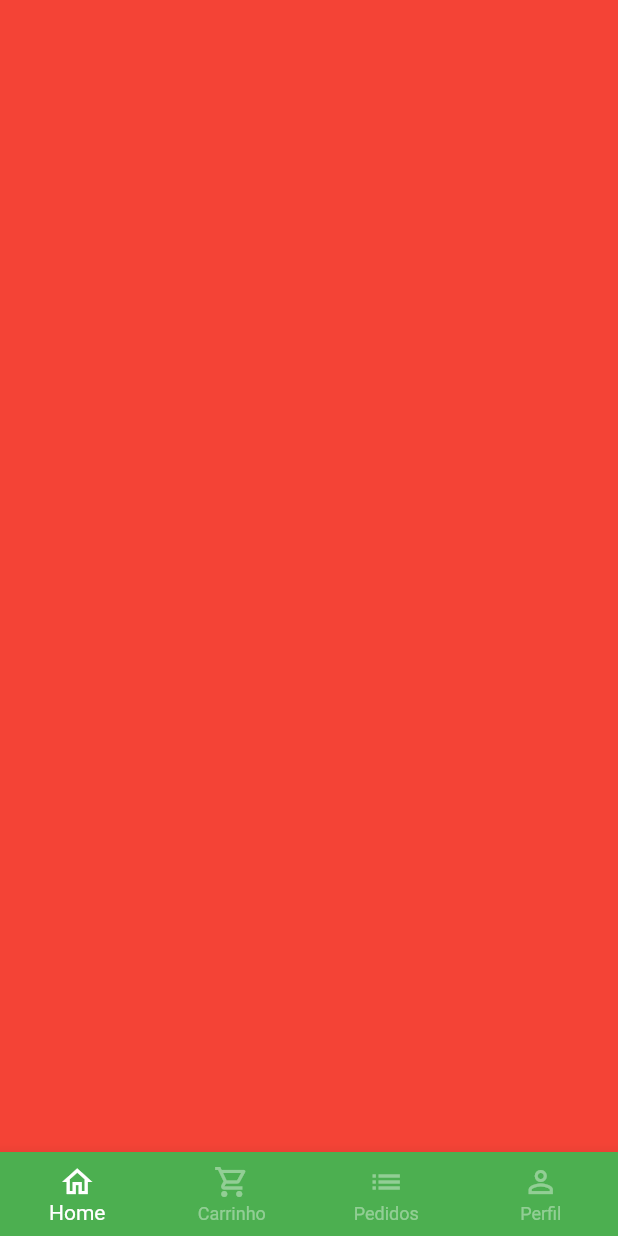
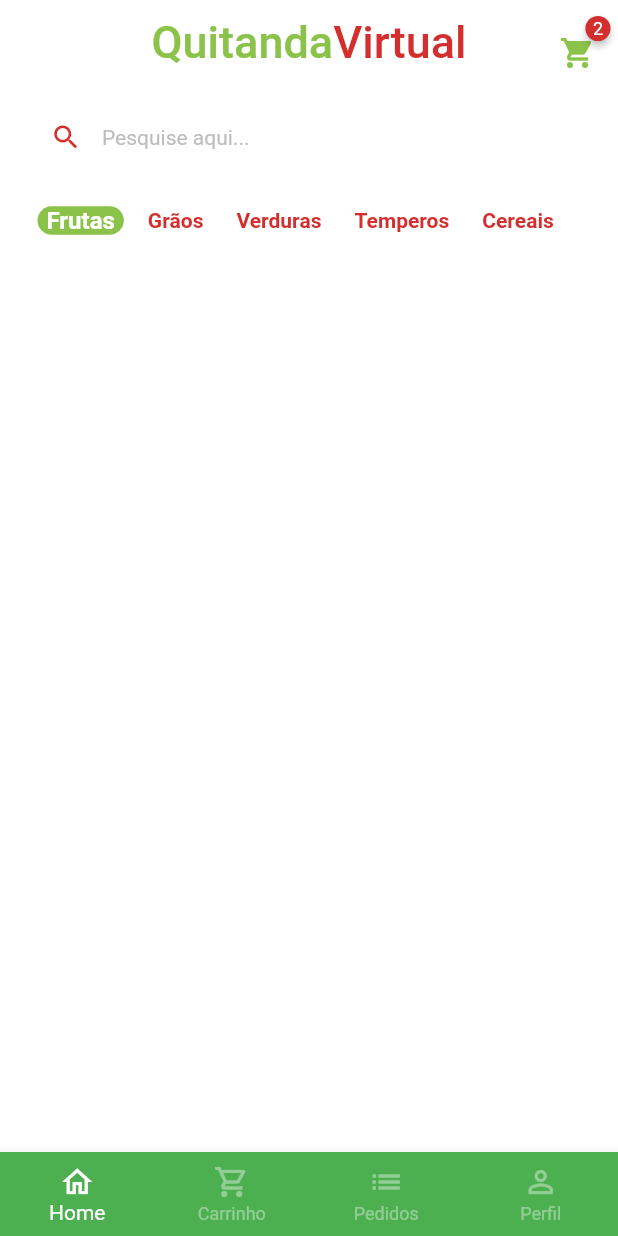
Before and after one commit to arlindogarcia/quitanta_flutter, a Flutter app: the BaseScreen screen opened directly, on a phone screen of 412 x 824 dp. Run offline on Flutter 3.47's test engine with Material 2 defaults, Android fonts, the light colour scheme and no system bars; drawn by our look-alikes of badges; our stand-ins replace animated_text_kit, mask_text_input_formatter; statements that could not run were skipped.

Commit message:
Feat: top menu base, campo pesquisa e categorias

```diff
--- a/lib/main.dart
+++ b/lib/main.dart
@@ -15,6 +15,7 @@
       title: 'Flutter Demo',
       theme: ThemeData(
         primarySwatch: Colors.green,
+        scaffoldBackgroundColor: Colors.white.withAlpha(190),
       ),
       debugShowCheckedModeBanner: false,
       home: const SignInScreen(),
--- /dev/null
+++ b/lib/src/models/item_model.dart
@@ -0,0 +1,15 @@
+class ItemModel {
+  String itemName;
+  String imageUrl;
+  String unit;
+  double price;
+  String description;
+
+  ItemModel({
+    required this.itemName,
+    required this.imageUrl,
+    required this.unit,
+    required this.price,
+    required this.description,
+  });
+}
--- a/lib/src/auth/sign_in_screen.dart
+++ b/lib/src/pages/auth/sign_in_screen.dart
@@ -1,9 +1,9 @@
 import 'package:animated_text_kit/animated_text_kit.dart';
 import 'package:flutter/material.dart';
-import 'package:quitanta_flutter/src/auth/components/custom_text_field.dart';
-import 'package:quitanta_flutter/src/auth/sign_up_screen.dart';
-import 'package:quitanta_flutter/src/base/base_screen.dart';
 import 'package:quitanta_flutter/src/config/custom_colors.dart';
+import 'package:quitanta_flutter/src/pages/auth/components/custom_text_field.dart';
+import 'package:quitanta_flutter/src/pages/auth/sign_up_screen.dart';
+import 'package:quitanta_flutter/src/pages/base/base_screen.dart';
 
 class SignInScreen extends StatelessWidget {
   const SignInScreen({Key? key}) : super(key: key);
--- a/lib/src/auth/sign_up_screen.dart
+++ b/lib/src/pages/auth/sign_up_screen.dart
@@ -1,7 +1,7 @@
 import 'package:flutter/material.dart';
 import 'package:mask_text_input_formatter/mask_text_input_formatter.dart';
-import 'package:quitanta_flutter/src/auth/components/custom_text_field.dart';
 import 'package:quitanta_flutter/src/config/custom_colors.dart';
+import 'package:quitanta_flutter/src/pages/auth/components/custom_text_field.dart';
 
 class SignUpScreen extends StatelessWidget {
   SignUpScreen({Key? key}) : super(key: key);
--- a/lib/src/base/base_screen.dart
+++ b/lib/src/pages/base/base_screen.dart
@@ -1,4 +1,5 @@
 import 'package:flutter/material.dart';
+import 'package:quitanta_flutter/src/pages/home/home_tab.dart';
 
 class BaseScreen extends StatefulWidget {
   const BaseScreen({Key? key}) : super(key: key);
@@ -18,7 +19,7 @@
         physics: const NeverScrollableScrollPhysics(),
         controller: pageConttroller,
         children: [
-          Container(color: Colors.red),
+          HomeTab(),
           Container(color: Colors.yellow),
           Container(color: Colors.blue),
           Container(color: Colors.purple),
--- /dev/null
+++ b/lib/src/pages/home/components/category_tile.dart
@@ -0,0 +1,43 @@
+import 'package:flutter/material.dart';
+import 'package:quitanta_flutter/src/config/custom_colors.dart';
+
+class CategoryTile extends StatelessWidget {
+  const CategoryTile({
+    Key? key,
+    required this.category,
+    required this.isSelected,
+    required this.onPressed,
+  }) : super(key: key);
+
+  final String category;
+  final bool isSelected;
+  final VoidCallback onPressed;
+
+  @override
+  Widget build(BuildContext context) {
+    return GestureDetector(
+      onTap: onPressed,
+      child: Align(
+        alignment: Alignment.center,
+        child: Container(
+          padding: const EdgeInsets.symmetric(horizontal: 6),
+          decoration: BoxDecoration(
+            color: isSelected
+                ? CustomColors.customSwatchColor
+                : Colors.transparent,
+            borderRadius: BorderRadius.circular(10),
+          ),
+          child: Text(
+            category,
+            style: TextStyle(
+              color:
+                  isSelected ? Colors.white : CustomColors.customContrastColor,
+              fontWeight: FontWeight.bold,
+              fontSize: isSelected ? 16 : 14,
+            ),
+          ),
+        ),
+      ),
+    );
+  }
+}
--- /dev/null
+++ b/lib/src/pages/home/home_tab.dart
@@ -0,0 +1,138 @@
+import 'package:badges/badges.dart';
+import 'package:flutter/material.dart';
+import 'package:quitanta_flutter/src/config/custom_colors.dart';
+import 'package:quitanta_flutter/src/pages/home/components/category_tile.dart';
+
+class HomeTab extends StatefulWidget {
+  HomeTab({Key? key}) : super(key: key);
+
+  @override
+  State<HomeTab> createState() => _HomeTabState();
+}
+
+class _HomeTabState extends State<HomeTab> {
+  List<String> categories = [
+    'Frutas',
+    'Grãos',
+    'Verduras',
+    'Temperos',
+    'Cereais',
+  ];
+
+  String selectedCategory = 'Frutas';
+
+  @override
+  Widget build(BuildContext context) {
+    return Scaffold(
+      // AppBar
+      appBar: AppBar(
+        backgroundColor: Colors.transparent,
+        elevation: 0,
+        centerTitle: true,
+        title: Text.rich(
+          TextSpan(
+            style: const TextStyle(fontSize: 30),
+            children: [
+              TextSpan(
+                text: 'Quitanda',
+                style: TextStyle(
+                  color: CustomColors.customSwatchColor,
+                ),
+              ),
+              TextSpan(
+                text: 'Virtual',
+                style: TextStyle(
+                  color: CustomColors.customContrastColor,
+                ),
+              ),
+            ],
+          ),
+        ),
+        actions: [
+          Padding(
+            padding: const EdgeInsets.only(
+              top: 15,
+              right: 15,
+            ),
+            child: GestureDetector(
+              onTap: () {},
+              child: Badge(
+                badgeColor: CustomColors.customContrastColor,
+                badgeContent: const Text(
+                  '2',
+                  style: TextStyle(
+                    color: Colors.white,
+                    fontSize: 12,
+                  ),
+                ),
+                child: Icon(
+                  Icons.shopping_cart,
+                  color: CustomColors.customSwatchColor,
+                ),
+              ),
+            ),
+          ),
+        ],
+      ),
+      body: Column(
+        children: [
+          // Campo de pesquisa
+          Padding(
+            padding: const EdgeInsets.symmetric(
+              horizontal: 20,
+              vertical: 10,
+            ),
+            child: TextFormField(
+              decoration: InputDecoration(
+                isDense: true,
+                filled: true,
+                hintText: 'Pesquise aqui...',
+                hintStyle: TextStyle(
+                  color: Colors.grey.shade400,
+                  fontSize: 14,
+                ),
+                prefixIcon: Icon(
+                  Icons.search,
+                  color: CustomColors.customContrastColor,
+                  size: 21,
+                ),
+                fillColor: Colors.white,
+                border: OutlineInputBorder(
+                  borderRadius: BorderRadius.circular(60),
+                  borderSide: const BorderSide(
+                    width: 0,
+                    style: BorderStyle.none,
+                  ),
+                ),
+              ),
+            ),
+          ),
+
+          // Categorias
+          Container(
+            padding: const EdgeInsets.only(left: 25),
+            height: 40,
+            child: ListView.separated(
+              scrollDirection: Axis.horizontal,
+              itemBuilder: (_, index) {
+                return CategoryTile(
+                  category: categories[index],
+                  isSelected: categories[index] == selectedCategory,
+                  onPressed: () {
+                    setState(() {
+                      selectedCategory = categories[index];
+                    });
+                  },
+                );
+              },
+              separatorBuilder: (_, index) => const SizedBox(width: 10),
+              itemCount: categories.length,
+            ),
+          ),
+
+          // Grid
+        ],
+      ),
+    );
+  }
+}
--- a/pubspec.yaml
+++ b/pubspec.yaml
@@ -36,6 +36,7 @@
   cupertino_icons: ^1.0.2
   animated_text_kit: ^4.2.2
   mask_text_input_formatter: ^2.4.0
+  badges: ^2.0.3
 
 dev_dependencies:
   flutter_test:
```
Also changed, not shown: lib/src/config/app_data.dart (added), lib/src/pages/auth/components/custom_text_field.dart (renamed from lib/src/auth/components/custom_text_field.dart), pubspec.lock.
